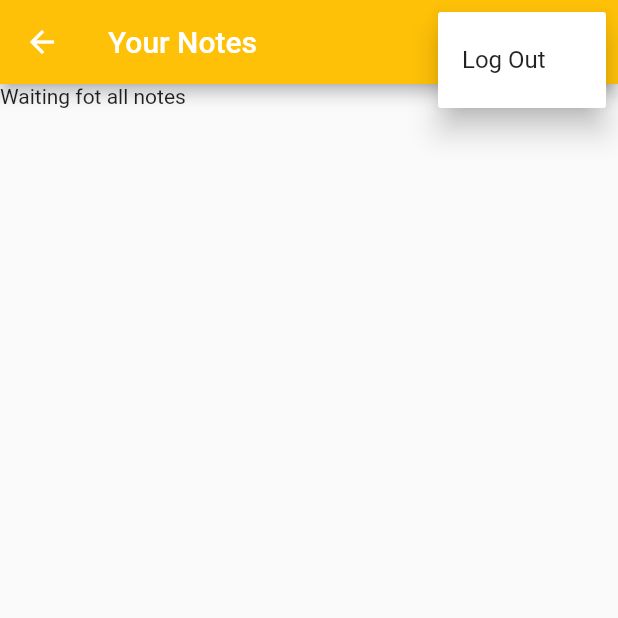
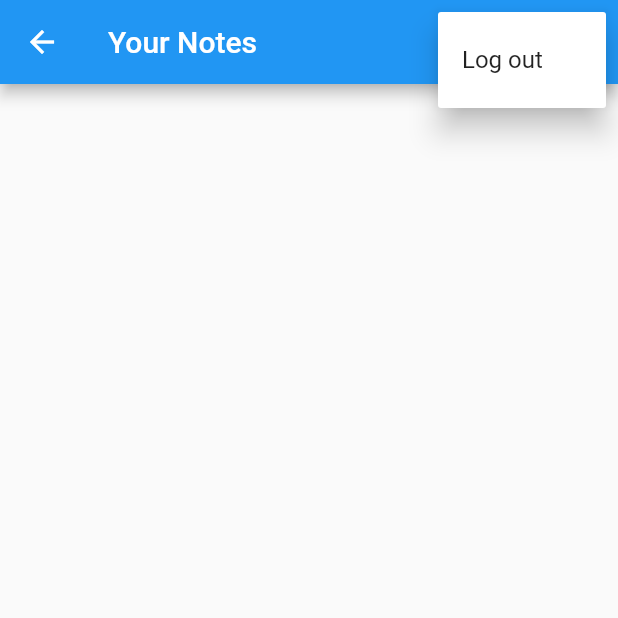
Before and after one commit to Shreesh09/mynotesapp-flutterfire, a Flutter app: the NotesView screen opened by its route, after a tap on the "more vert" icon, on a phone screen of 412 x 824 dp, the top half of it. Run offline on Flutter 3.47's test engine with Material 2 defaults, Android fonts, the phone set to English and light mode, and no system bars; our stand-ins replace firebase_auth, firebase_core, sqflite; accounts and stored records are empty; network calls fail.

Commit message:
fix: fixed notes not updating properly

```diff
--- a/lib/main.dart
+++ b/lib/main.dart
@@ -6,7 +6,6 @@ import 'package:mynotes/views/notes/new_note_view.dart';
 import 'package:mynotes/views/notes/notes_view.dart';
 import 'package:mynotes/views/register_view.dart';
 import 'package:mynotes/views/verify_email_view.dart';
-import 'dart:developer' as devtools show log;
 
 void main() {
   WidgetsFlutterBinding.ensureInitialized();
--- a/lib/services/crud/notes_service.dart
+++ b/lib/services/crud/notes_service.dart
@@ -3,19 +3,24 @@ import 'package:sqflite/sqflite.dart';
 import 'package:path_provider/path_provider.dart';
 import 'package:path/path.dart' show join;
 import 'crud_exceptions.dart';
-import 'dart:developer' as devtools show log;
 
 class NotesService {
   Database? _db;
   List<DatabaseNote> _notes = [];
 
   static final NotesService _shared = NotesService._sharedInstance();
-  NotesService._sharedInstance();
 
   factory NotesService() => _shared;
 
-  final _notesStreamController =
-      StreamController<List<DatabaseNote>>.broadcast();
+  late final StreamController<List<DatabaseNote>> _notesStreamController;
+
+  NotesService._sharedInstance() {
+    _notesStreamController = StreamController<List<DatabaseNote>>.broadcast(
+      onListen: () {
+        _notesStreamController.sink.add(_notes);
+      },
+    );
+  }
 
   Stream<List<DatabaseNote>> get allNotes => _notesStreamController.stream;
 
@@ -59,7 +64,7 @@ class NotesService {
       throw CouldNotFindNote();
     } else {
       final note = DatabaseNote.fromRow(notes.first);
-      _notes.removeWhere((element) => id == note.id);
+      _notes.removeWhere((note) => id == note.id);
       _notes.add(note);
       _notesStreamController.add(_notes);
       return note;
@@ -109,7 +114,11 @@ class NotesService {
     if (updatesCount == 0) {
       throw CouldNotUpdateNote();
     } else {
-      return await getNote(id: note.id);
+      final updatedNote = await getNote(id: note.id);
+      _notes.removeWhere((element) => element.id == updatedNote.id);
+      _notes.add(updatedNote);
+      _notesStreamController.add(_notes);
+      return updatedNote;
     }
   }
 
@@ -120,7 +129,7 @@ class NotesService {
     final db = _getDatabaseOrThrow();
     final deleteCount =
         await db.delete(noteTable, where: 'id = ?', whereArgs: [id]);
-    if (deleteCount != 1) {
+    if (deleteCount == 0) {
       throw CouldNotDeleteNote();
     } else {
       _notes.removeWhere((note) => note.id == id);
@@ -147,7 +156,9 @@ class NotesService {
       whereArgs: [email.toLowerCase()],
     );
 
-    if (results.isNotEmpty) throw UserAlreadyExists();
+    if (results.isNotEmpty) {
+      throw UserAlreadyExists();
+    }
 
     final userId = await db.insert(userTable, {
       emailColumn: email.toLowerCase(),
@@ -236,8 +247,9 @@ class DatabaseUser {
     required this.email,
   });
 
-  factory DatabaseUser.fromRow(Map<String, Object?> map) =>
-      DatabaseUser(id: map[idColumn] as int, email: map[emailColumn] as String);
+  DatabaseUser.fromRow(Map<String, Object?> map)
+      : id = map[idColumn] as int,
+        email = map[emailColumn] as String;
 
   @override
   String toString() => "Person, ID = $id, email = $email";
@@ -270,13 +282,12 @@ class DatabaseNote {
     required this.isSyncedWithCloud,
   });
 
-  factory DatabaseNote.fromRow(Map<String, Object?> map) => DatabaseNote(
-        id: map[idColumn] as int,
-        userId: map[userIdColumn] as int,
-        text: map[textColumn] as String,
-        isSyncedWithCloud:
-            (map[isSyncedWithCloudColumn] as int) == 1 ? true : false,
-      );
+  DatabaseNote.fromRow(Map<String, Object?> map)
+      : id = map[idColumn] as int,
+        userId = map[userIdColumn] as int,
+        text = map[textColumn] as String,
+        isSyncedWithCloud =
+            (map[isSyncedWithCloudColumn] as int) == 1 ? true : false;
 
   @override
   String toString() {
@@ -311,7 +322,7 @@ const createUserTable = '''CREATE TABLE IF NOT EXISTS "user" (
 const createNoteTable = '''CREATE TABLE IF NOT EXISTS "note" (
     "id"	INTEGER NOT NULL,
     "user_id"	INTEGER NOT NULL,
-    "text"	TEXT NOT NULL,
+    "text"	TEXT,
     "is_synced_with_cloud"	INTEGER NOT NULL DEFAULT 0,
     PRIMARY KEY("id" AUTOINCREMENT),
     FOREIGN KEY("user_id") REFERENCES "user"("id")
--- a/lib/views/login_view.dart
+++ b/lib/views/login_view.dart
@@ -1,6 +1,4 @@
 import 'package:flutter/material.dart';
-
-import 'dart:developer' as devtools show log;
 
 import 'package:mynotes/constants/routes.dart';
 import 'package:mynotes/services/auth/auth_exceptions.dart';
@@ -71,7 +69,7 @@ class _LoginViewState extends State<LoginView> {
                         final email = _email.text;
                         final password = _password.text;
                         try {
-                          final userCredential = await AuthService.firebase()
+                          await AuthService.firebase()
                               .logIn(email: email, password: password);
                           final user = AuthService.firebase().currentUser;
                           if (user != null) {
--- a/lib/views/notes/notes_view.dart
+++ b/lib/views/notes/notes_view.dart
@@ -1,32 +1,24 @@
 import 'package:flutter/material.dart';
+import 'package:mynotes/constants/routes.dart';
+import 'package:mynotes/enums/menu_action.dart';
 import 'package:mynotes/services/auth/auth_service.dart';
 import 'package:mynotes/services/crud/notes_service.dart';
 
-import '../../constants/routes.dart';
-import '../../enums/menu_action.dart';
-
 class NotesView extends StatefulWidget {
-  const NotesView({super.key});
+  const NotesView({Key? key}) : super(key: key);
 
   @override
-  State<NotesView> createState() => _NotesViewState();
+  _NotesViewState createState() => _NotesViewState();
 }
 
 class _NotesViewState extends State<NotesView> {
+  late final NotesService _notesService;
   String get userEmail => AuthService.firebase().currentUser!.email!;
-  late final NotesService _notesService;
 
   @override
   void initState() {
     _notesService = NotesService();
-    _notesService.open();
     super.initState();
-  }
-
-  @override
-  void dispose() {
-    _notesService.close();
-    super.dispose();
   }
 
   @override
@@ -34,29 +26,33 @@ class _NotesViewState extends State<NotesView> {
     return Scaffold(
       appBar: AppBar(
         title: const Text('Your Notes'),
-        backgroundColor: Colors.amber,
         actions: [
           IconButton(
             onPressed: () {
               Navigator.of(context).pushNamed(newNoteRoute);
             },
-              icon: const Icon(Icons.add)),
+            icon: const Icon(Icons.add),
+          ),
           PopupMenuButton<MenuAction>(
             onSelected: (value) async {
               switch (value) {
                 case MenuAction.logout:
-                  final shouldLogOut = await showLogOutDialog(context);
-                  if (shouldLogOut) {
+                  final shouldLogout = await showLogOutDialog(context);
+                  if (shouldLogout) {
                     await AuthService.firebase().logOut();
-                    Navigator.of(context)
-                        .pushNamedAndRemoveUntil(loginRoute, (route) => false);
+                    Navigator.of(context).pushNamedAndRemoveUntil(
+                      loginRoute,
+                      (_) => false,
+                    );
                   }
               }
             },
             itemBuilder: (context) {
               return const [
                 PopupMenuItem<MenuAction>(
-                    value: MenuAction.logout, child: Text('Log Out'))
+                  value: MenuAction.logout,
+                  child: Text('Log out'),
+                ),
               ];
             },
           )
@@ -73,7 +69,25 @@ class _NotesViewState extends State<NotesView> {
                   switch (snapshot.connectionState) {
                     case ConnectionState.waiting:
                     case ConnectionState.active:
-                      return const Text('Waiting fot all notes');
+                      if (snapshot.hasData) {
+                        final allNotes = snapshot.data as List<DatabaseNote>;
+                        return ListView.builder(
+                          itemCount: allNotes.length,
+                          itemBuilder: (context, index) {
+                            final note = allNotes[index];
+                            return ListTile(
+                              title: Text(
+                                note.text,
+                                maxLines: 1,
+                                softWrap: true,
+                                overflow: TextOverflow.ellipsis,
+                              ),
+                            );
+                          },
+                        );
+                      } else {
+                        return const CircularProgressIndicator();
+                      }
                     default:
                       return const CircularProgressIndicator();
                   }
@@ -89,24 +103,27 @@ class _NotesViewState extends State<NotesView> {
 }
 
 Future<bool> showLogOutDialog(BuildContext context) {
-  return showDialog(
+  return showDialog<bool>(
     context: context,
     builder: (context) {
       return AlertDialog(
-          title: const Text('Sign Out'),
+        title: const Text('Sign out'),
         content: const Text('Are you sure you want to sign out?'),
         actions: [
           TextButton(
             onPressed: () {
               Navigator.of(context).pop(false);
             },
-                child: const Text('Cancel')),
+            child: const Text('Cancel'),
+          ),
           TextButton(
             onPressed: () {
               Navigator.of(context).pop(true);
             },
-                child: const Text('Log Out')),
+            child: const Text('Log out'),
+          ),
         ],
       );
-      }).then((value) => value ?? false);
+    },
+  ).then((value) => value ?? false);
 }
--- a/lib/views/register_view.dart
+++ b/lib/views/register_view.dart
@@ -1,5 +1,4 @@
 import 'package:flutter/material.dart';
-import 'dart:developer' as devtools show log;
 
 import 'package:mynotes/constants/routes.dart';
 import 'package:mynotes/services/auth/auth_exceptions.dart';
--- a/lib/views/verify_email_view.dart
+++ b/lib/views/verify_email_view.dart
@@ -1,4 +1,3 @@
-import 'package:flutter/cupertino.dart';
 import 'package:flutter/material.dart';
 import 'package:mynotes/constants/routes.dart';
 import 'package:mynotes/services/auth/auth_service.dart';
```
Also changed, not shown: lib/views/notes/new_note_view.dart (+24 -24 lines). Lines whose indentation alone changed are shown as unchanged.
